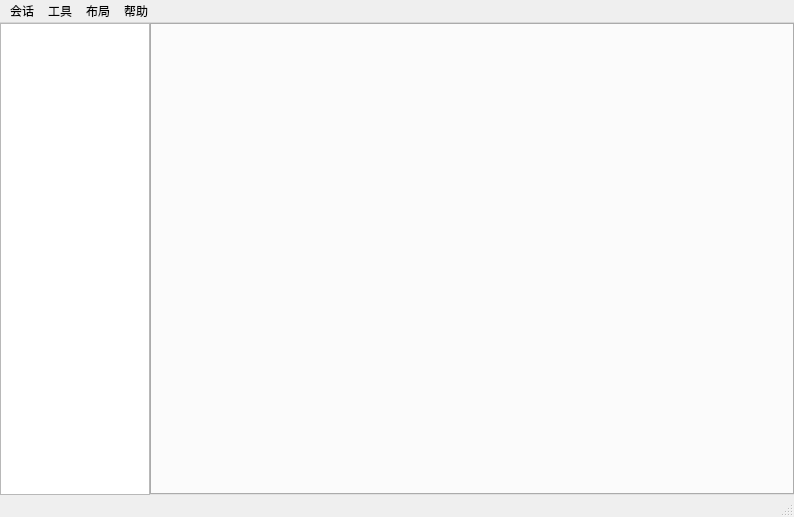
Qt form hterm/ui/main.ui (lbhzy/hterm) before a commit.
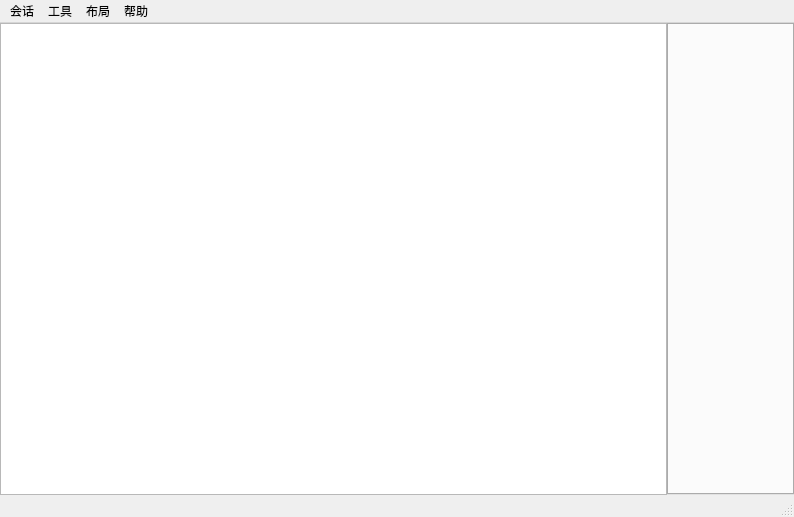
The same form after that commit. Icons and pictures are not drawn. Custom widgets are drawn as their Qt base class.

Commit message: 分离器修改

```diff
--- a/hterm/ui/main.ui
+++ b/hterm/ui/main.ui
@@ -54,20 +54,20 @@
         <bool>true</bool>
        </property>
        <property name="sizePolicy">
-        <sizepolicy hsizetype="Minimum" vsizetype="Expanding">
+        <sizepolicy hsizetype="Expanding" vsizetype="Expanding">
          <horstretch>0</horstretch>
          <verstretch>0</verstretch>
         </sizepolicy>
        </property>
        <property name="minimumSize">
         <size>
-         <width>100</width>
+         <width>150</width>
          <height>0</height>
         </size>
        </property>
        <property name="maximumSize">
         <size>
-         <width>150</width>
+         <width>16777215</width>
          <height>16777215</height>
         </size>
        </property>
```
The commit also changes 2 other files.
